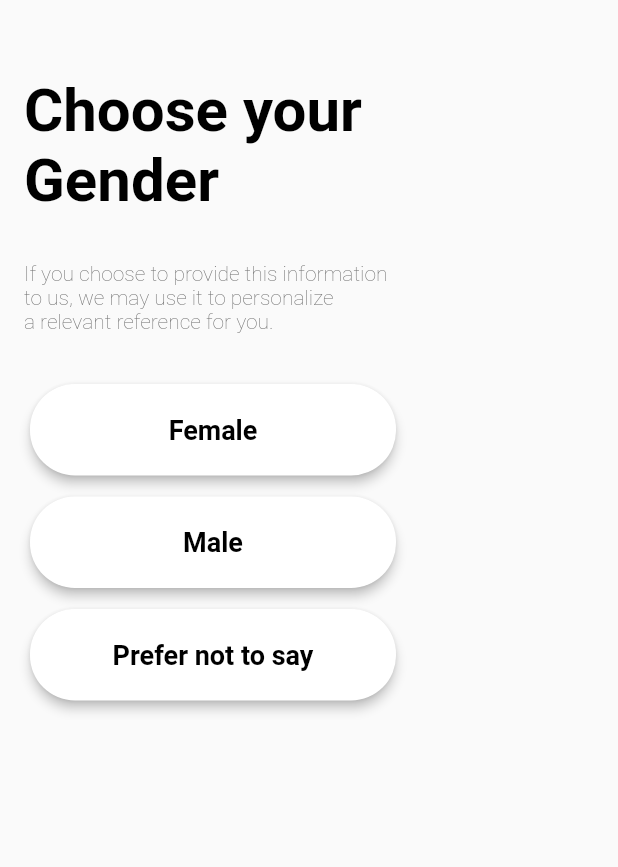
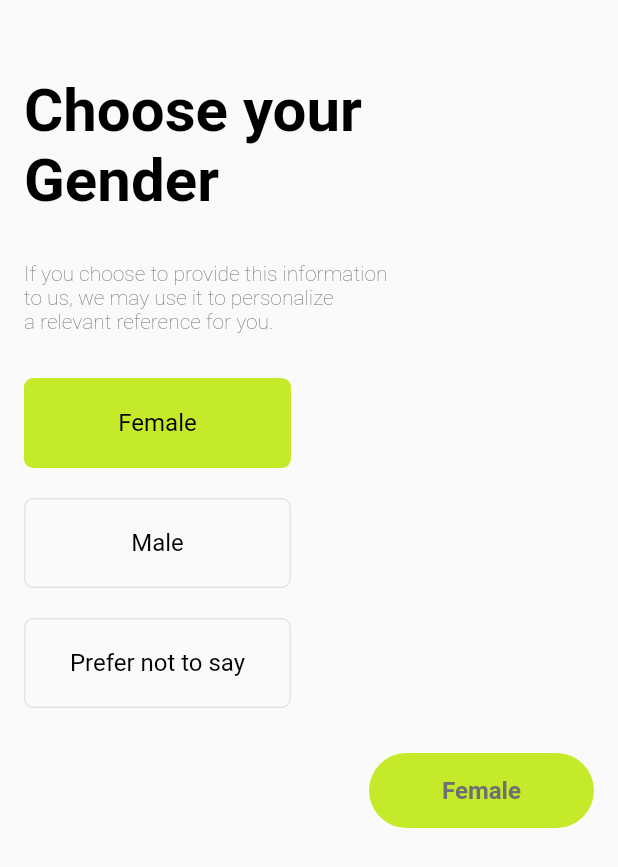
Before and after one commit to nikokevin29/merkha_app, a Flutter app: the SignUp3 screen opened directly, after a tap on "Female", on a phone screen of 412 x 824 dp. Shown: the top 867 px of the screen. Run offline on Flutter 3.47's test engine with Material 2 defaults, Android fonts, the phone set to English and light mode, and no system bars; our stand-ins replace bloc, carousel_slider, email_validator, equatable, flutter_bloc, google_fonts and 1 more; missing offline and left inert: flutter_greetings.

Commit message:
Layout Improvement -Select Gender Ready -Adding Text to Tab menu -remove home background -adding shadow in searchbox main tab

```diff
--- a/lib/view/pages/main_page.dart
+++ b/lib/view/pages/main_page.dart
@@ -40,21 +40,26 @@ class _MainPageState extends State<MainPage> with SingleTickerProviderStateMixin
               icon: Icon(
                 Icons.home,
               ),
+              text: "Home",
             ),
             Tab(
               icon: Container(
                 child: Image.asset(
                     (bottomNavBarIndex == 1) ? "assets/logo-yellow.png" : "assets/logo-grey.png"),
               ),
+              text: "Feed",
             ),
             Tab(
               icon: Icon(Icons.shopping_cart),
+              text: "Cart",
             ),
             Tab(
               icon: Icon(Icons.bookmark),
+              text: "Wishlist",
             ),
             Tab(
               icon: Icon(Icons.person),
+              text: "Profile",
             ),
           ],
         ),
--- a/lib/view/pages/pages.dart
+++ b/lib/view/pages/pages.dart
@@ -7,7 +7,7 @@ import 'package:merkha_app/bloc/theme_bloc.dart';
 import 'package:merkha_app/shared/shared.dart';
 import 'package:carousel_slider/carousel_slider.dart';
 import 'package:flutter_greetings/flutter_greetings.dart';
-import 'package:intl/intl.dart';
+import 'package:merkha_app/view/widgets/widgets.dart';
 
 part 'wrapper.dart';
 part 'sign_in_page.dart';
--- a/lib/view/pages/sign_up_3.dart
+++ b/lib/view/pages/sign_up_3.dart
@@ -1,11 +1,14 @@
 part of 'pages.dart';
 
 class SignUp3 extends StatefulWidget {
+  final List<String> genderlist = ["Female", "Male", "Prefer not to say"];
   @override
   _SignUp3State createState() => _SignUp3State();
 }
 
 class _SignUp3State extends State<SignUp3> {
+  bool isSignup3 = false;
+  List<String> selectedGender = [];
   @override
   Widget build(BuildContext context) {
     return Scaffold(
@@ -35,64 +38,39 @@ class _SignUp3State extends State<SignUp3> {
               SizedBox(
                 height: 30,
               ),
-              Card(
-                shape: RoundedRectangleBorder(borderRadius: new BorderRadius.circular(30.0)),
-                elevation: 3,
-                child: InkWell(
-                  onTap: () {
-                    print("Female Tapped");
-                  },
-                  child: Container(
-                    width: 244,
-                    height: 61,
-                    alignment: Alignment.center,
-                    child: Text(
-                      "Female",
-                      style: blackTextFont.copyWith(fontSize: 18, fontWeight: FontWeight.bold),
-                    ),
-                  ),
-                ),
+              Wrap(
+                spacing: 50,
+                runSpacing: 20,
+                children: genderWidgets(context),
               ),
               SizedBox(
-                height: 6,
+                height: 30,
               ),
-              Card(
-                shape: RoundedRectangleBorder(borderRadius: new BorderRadius.circular(30.0)),
-                elevation: 3,
-                child: InkWell(
-                  onTap: () {
-                    print("Male Tapped");
-                  },
-                  child: Container(
-                    width: 244,
-                    height: 61,
-                    alignment: Alignment.center,
-                    child: Text(
-                      "Male",
-                      style: blackTextFont.copyWith(fontSize: 18, fontWeight: FontWeight.bold),
-                    ),
-                  ),
-                ),
-              ),
-              SizedBox(
-                height: 6,
-              ),
-              Card(
-                shape: RoundedRectangleBorder(borderRadius: new BorderRadius.circular(30.0)),
-                elevation: 3,
-                child: InkWell(
-                  onTap: () {
-                    print("Not Prefer Say Tapped");
-                  },
-                  child: Container(
-                    width: 244,
-                    height: 61,
-                    alignment: Alignment.center,
-                    child: Text(
-                      "Prefer not to say",
-                      style: blackTextFont.copyWith(fontSize: 18, fontWeight: FontWeight.bold),
-                    ),
-                  ),
+              Container(
+                alignment: Alignment.bottomRight,
+                child: SizedBox(
+                  width: 150,
+                  height: 50,
+                  child: FlatButton(
+                      disabledColor: Color(0xFFE4E4E4),
+                      shape: RoundedRectangleBorder(borderRadius: new BorderRadius.circular(30.0)),
+                      color: accentColor2,
+                      child: Text(
+                        (selectedGender.length == 0) ? "Next" : selectedGender.join(','),
+                        style: blackTextFont.copyWith(
+                            fontSize: 16, color: accentColor3, fontWeight: FontWeight.bold),
+                      ),
+                      onPressed: (selectedGender.length != 0)
+                          ? () async {
+                              setState(() {
+                                isSignup3 = true;
+                              });
+                              // Navigator.push(
+                              //   context,
+                              //   //MaterialPageRoute(builder: (context) => SignUp3()),
+                              // );
+                            }
+                          : null),
                 ),
               )
             ],
@@ -101,4 +79,34 @@ class _SignUp3State extends State<SignUp3> {
       ),
     );
   }
+
+  List<Widget> genderWidgets(BuildContext context) {
+    double width = (MediaQuery.of(context).size.width - 2 * defaultMargin - 24) / 2;
+    return widget.genderlist
+        .map(
+          (e) => SelectableBox(
+            e,
+            width: width,
+            isSelected: selectedGender.contains(e),
+            onTap: () {
+              onSelectGender(e);
+            },
+          ),
+        )
+        .toList();
+  }
+
+  void onSelectGender(String gender) {
+    if (selectedGender.contains(gender)) {
+      setState(() {
+        selectedGender.remove(gender);
+      });
+    } else {
+      if (selectedGender.length < 1) {
+        setState(() {
+          selectedGender.add(gender);
+        });
+      }
+    }
+  }
 }
--- a/lib/view/pages/tab_main.dart
+++ b/lib/view/pages/tab_main.dart
@@ -23,16 +23,16 @@ class _MainTabState extends State<MainTab> {
           Stack(
             children: [
               //note: Image
-              Container(
-                height: MediaQuery.of(context).size.height * 0.21,
-                width: MediaQuery.of(context).size.width,
-                decoration: BoxDecoration(
-                  image: DecorationImage(
-                    fit: BoxFit.cover,
-                    image: AssetImage("assets/example1.png"),
-                  ),
-                ),
-              ),
+              // Container(
+              //   height: MediaQuery.of(context).size.height * 0.21,
+              //   width: MediaQuery.of(context).size.width,
+              //   decoration: BoxDecoration(
+              //     image: DecorationImage(
+              //       fit: BoxFit.cover,
+              //       image: AssetImage("assets/example1.png"),
+              //     ),
+              //   ),
+              // ),
               //note: Greetings
               SafeArea(
                 child: Container(
@@ -44,13 +44,13 @@ class _MainTabState extends State<MainTab> {
                       children: [
                         Text(
                           YonoGreetings.showGreetings() + " ",
-                          style: blackTextFont.copyWith(fontWeight: FontWeight.w400, fontSize: 18),
+                          style: blackTextFont.copyWith(fontWeight: FontWeight.w400, fontSize: 25),
                         ),
                         Text(
-                          "Owen",
+                          "Nicholas",
                           maxLines: 1,
                           overflow: TextOverflow.clip,
-                          style: blackTextFont.copyWith(fontWeight: FontWeight.w600, fontSize: 18),
+                          style: blackTextFont.copyWith(fontWeight: FontWeight.w600, fontSize: 25),
                         ),
                       ],
                     ),
@@ -67,7 +67,13 @@ class _MainTabState extends State<MainTab> {
               padding: EdgeInsets.only(left: defaultMargin, right: defaultMargin),
               children: [
                 //note : Search Box
-                TextField(
+                SizedBox(
+                  height: 15,
+                ),
+                Material(
+                  borderRadius: BorderRadius.circular(20.0),
+                  elevation: 20,
+                  child: TextFormField(
                     controller: null,
                     autofocus: false,
                     style: TextStyle(fontSize: 16.0, color: Color(0xFFbdc6cf)),
@@ -84,6 +90,7 @@ class _MainTabState extends State<MainTab> {
                       enabledBorder: UnderlineInputBorder(
                         borderSide: BorderSide(color: Colors.white),
                         borderRadius: BorderRadius.circular(20),
+                      ),
                     ),
                   ),
                 ),
--- /dev/null
+++ b/lib/view/widgets/selectable_box.dart
@@ -0,0 +1,45 @@
+part of "widgets.dart";
+
+class SelectableBox extends StatelessWidget {
+  final bool isSelected;
+  final bool isEnabled;
+  final double width;
+  final double height;
+  final String text;
+  final Function onTap;
+  final TextStyle textStyle;
+
+  SelectableBox(this.text,
+      {this.isSelected = false,
+      this.isEnabled = true,
+      this.width = 144,
+      this.height = 60,
+      this.onTap,
+      this.textStyle});
+  @override
+  Widget build(BuildContext context) {
+    return GestureDetector(
+        onTap: () {
+          if (onTap != null) onTap();
+        },
+        child: Container(
+          width: width,
+          height: height,
+          decoration: BoxDecoration(
+              borderRadius: BorderRadius.circular(6),
+              color:
+                  (!isEnabled) ? Color(0xFFE4E4E4) : isSelected ? accentColor2 : Colors.transparent,
+              border: Border.all(
+                  color: (!isEnabled)
+                      ? Color(0xFFE4E4E4)
+                      : isSelected ? Colors.transparent : Color(0xFFE4E4E4))),
+          child: Center(
+            child: Text(
+              text ?? "None",
+              style:
+                  (textStyle ?? blackTextFont).copyWith(fontSize: 16, fontWeight: FontWeight.w400),
+            ),
+          ),
+        ));
+  }
+}
--- a/lib/view/widgets/widgets.dart
+++ b/lib/view/widgets/widgets.dart
@@ -0,0 +1,5 @@
+import 'package:flutter/material.dart';
+import 'package:flutter/widgets.dart';
+import 'package:merkha_app/shared/shared.dart';
+
+part 'selectable_box.dart';
```
Lines whose indentation alone changed are shown as unchanged.
